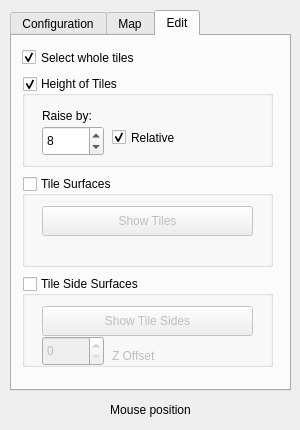
Old version of the form Annchienta/games/editor/editor.ui in the repository sago007/annchienta.
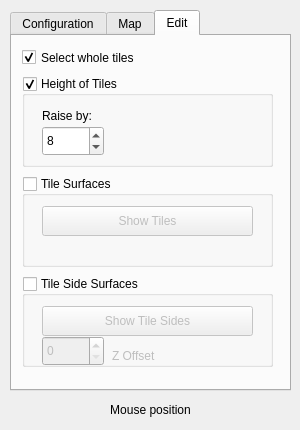
New version of the form. The open tabs and pages were chosen to show the change.

Commit message: Improved masks, removed tile relative Z option in editor.

What changed in the file:
```diff
--- a/Annchienta/games/editor/editor.ui
+++ b/Annchienta/games/editor/editor.ui
@@ -422,22 +422,6 @@
        <string>Raise by:</string>
       </property>
      </widget>
-     <widget class="QCheckBox" name="zRelativeBox" >
-      <property name="geometry" >
-       <rect>
-        <x>90</x>
-        <y>50</y>
-        <width>94</width>
-        <height>23</height>
-       </rect>
-      </property>
-      <property name="text" >
-       <string>Relative</string>
-      </property>
-      <property name="checked" >
-       <bool>true</bool>
-      </property>
-     </widget>
     </widget>
     <widget class="QGroupBox" name="tileGroupBox" >
      <property name="enabled" >
```
The commit also changes 6 other files.
